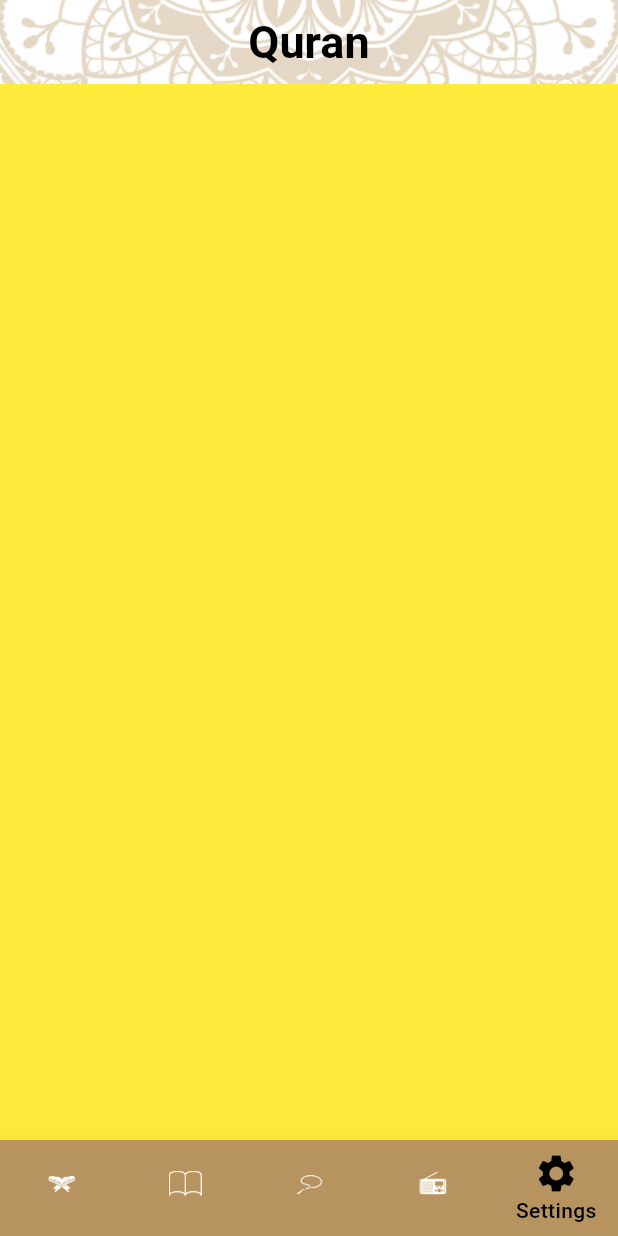
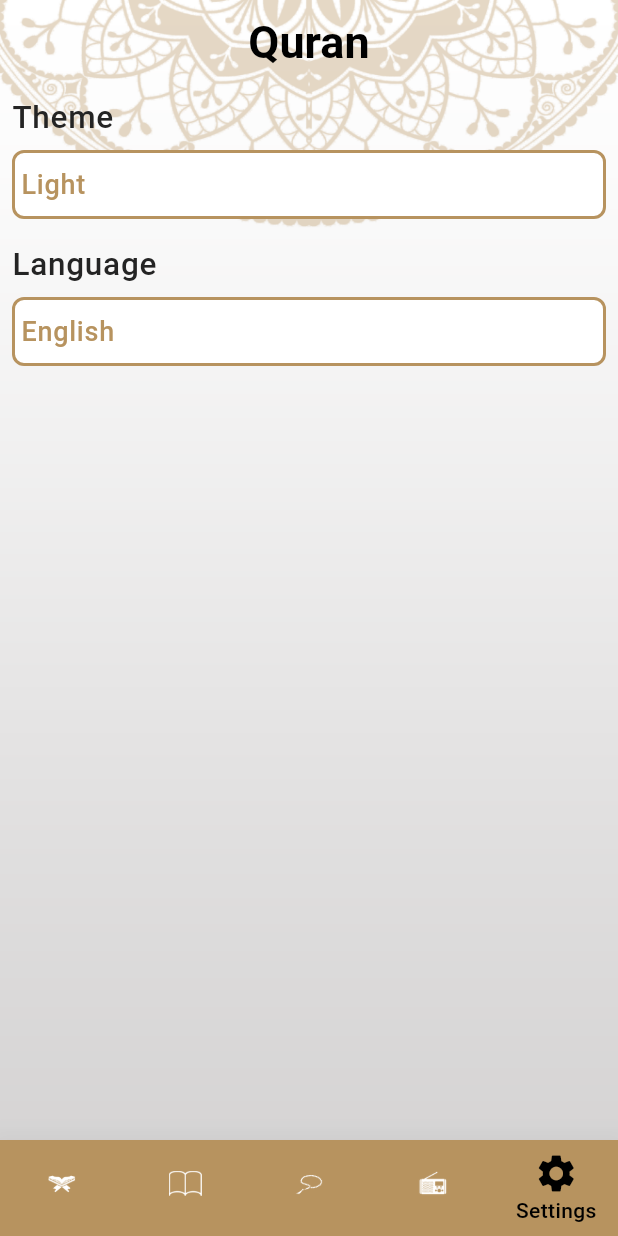
Before and after one commit to MoEhsan10/Islami, a Flutter app: the screen it shows after launch, item 5 of the bottom bar chosen, on a phone screen of 412 x 824 dp. Run offline on Flutter 3.47's test engine with Material 3 defaults, Android fonts, the phone set to English and light mode, and no system bars.

Commit message:
+ SettingsTab.dart

```diff
--- a/lib/Config/Theme/My_Theme.dart
+++ b/lib/Config/Theme/My_Theme.dart
@@ -53,6 +53,24 @@ class MyTheme {
         fontSize: 18,
         fontWeight: FontWeight.w500,
       ),
-    ),
-  );
+        labelMedium: TextStyle(
+            fontSize: 21,
+            color: ColorsManager.blackTextColor,
+            fontWeight: FontWeight.w500),
+        labelSmall: TextStyle(
+            fontSize: 18,
+            color: ColorsManager.goldColor,
+            fontWeight: FontWeight.w500),
+        displayMedium: TextStyle(
+            fontSize: 23,
+            color: ColorsManager.goldColor,
+            fontWeight: FontWeight.w500),
+      ),
+      bottomSheetTheme: BottomSheetThemeData(
+          elevation: 12,
+          shape: RoundedRectangleBorder(
+              borderRadius: BorderRadius.only(
+            topLeft: Radius.circular(12),
+            topRight: Radius.circular(12),
+          ))));
 }
--- a/lib/Presentation/Modules/Home_Module/Tabs/setting_Tab/SettingsTab.dart
+++ b/lib/Presentation/Modules/Home_Module/Tabs/setting_Tab/SettingsTab.dart
@@ -1,12 +1,83 @@
 import 'package:flutter/material.dart';
+import 'package:quran_app/Presentation/Modules/Home_Module/Tabs/setting_Tab/Widgets/Language_BottomSheet.dart';
+import 'package:quran_app/Presentation/Modules/Home_Module/Tabs/setting_Tab/Widgets/Theme_BottomSheet.dart';
 
 class SettingsTab extends StatelessWidget {
   const SettingsTab({super.key});
 
   @override
   Widget build(BuildContext context) {
-    return Container(
-      color: Colors.yellow,
+    return Padding(
+      padding: const EdgeInsets.all(8.0),
+      child: Column(
+        crossAxisAlignment: CrossAxisAlignment.start,
+        children: [
+          Text(
+            'Theme',
+            style: Theme.of(context).textTheme.labelMedium,
+          ),
+          SizedBox(
+            height: 8,
+          ),
+          InkWell(
+            onTap: () {
+              showThemeBottomSheet(context);
+            },
+            child: Container(
+              padding: EdgeInsets.symmetric(vertical: 8, horizontal: 4),
+              width: double.infinity,
+              decoration: BoxDecoration(
+                  color: Colors.white,
+                  borderRadius: BorderRadius.circular(8),
+                  border: Border.all(
+                      color: Theme.of(context).dividerColor, width: 2)),
+              child: Text(
+                'Light',
+                style: Theme.of(context).textTheme.labelSmall,
+              ),
+            ),
+          ),
+          SizedBox(
+            height: 16,
+          ),
+          Text(
+            'Language',
+            style: Theme.of(context).textTheme.labelMedium,
+          ),
+          SizedBox(
+            height: 8,
+          ),
+          InkWell(
+            onTap: () {
+              showLanguageBottomSheet(context);
+            },
+            child: Container(
+              padding: EdgeInsets.symmetric(vertical: 8, horizontal: 4),
+              width: double.infinity,
+              decoration: BoxDecoration(
+                  color: Colors.white,
+                  borderRadius: BorderRadius.circular(8),
+                  border: Border.all(
+                      color: Theme.of(context).dividerColor, width: 2)),
+              child: Text(
+                'English',
+                style: Theme.of(context).textTheme.labelSmall,
+              ),
+            ),
+          ),
+        ],
+      ),
     );
   }
+
+  /// to view bottom sheet
+  void showThemeBottomSheet(BuildContext context) {
+    showModalBottomSheet(
+        context: context, builder: (context) => ThemeBottomsheet());
+  }
+
+  void showLanguageBottomSheet(BuildContext context) {
+    showModalBottomSheet(
+        context: context, builder: (context) => LanguageBottomsheet());
+  }
 }
```
Also changed, not shown: lib/Presentation/Modules/Home_Module/Tabs/setting_Tab/Widgets/Language_BottomSheet.dart (added, +53 -0 lines), lib/Presentation/Modules/Home_Module/Tabs/setting_Tab/Widgets/Theme_BottomSheet.dart (added, +52 -0 lines).
